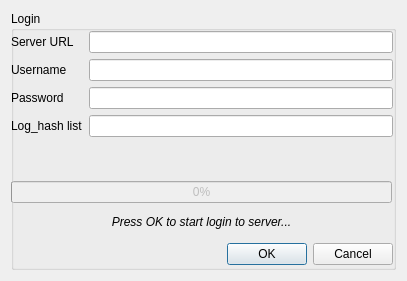
The window that Azenqos/login_dialog.ui (meritechsolutions/azenqos_qgis_plugin) describes before a commit, drawn with Qt 5.
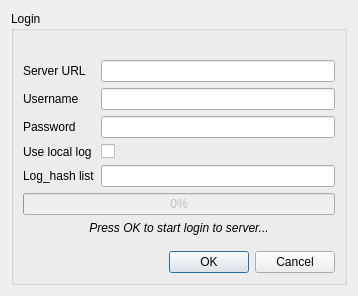
The same window after the commit.

Commit message: add local log login server

Diff of the .ui file:
```diff
--- a/Azenqos/login_dialog.ui
+++ b/Azenqos/login_dialog.ui
@@ -6,8 +6,8 @@
    <rect>
     <x>0</x>
     <y>0</y>
-    <width>407</width>
-    <height>281</height>
+    <width>358</width>
+    <height>239</height>
    </rect>
   </property>
   <property name="windowTitle">
@@ -19,15 +19,8 @@
      <property name="title">
       <string>Login</string>
      </property>
-     <widget class="QWidget" name="layoutWidget">
-      <property name="geometry">
-       <rect>
-        <x>0</x>
-        <y>0</y>
-        <width>382</width>
-        <height>180</height>
-       </rect>
-      </property>
+     <layout class="QVBoxLayout" name="verticalLayout_3">
+      <item>
       <layout class="QFormLayout" name="formLayout">
        <property name="verticalSpacing">
         <number>6</number>
@@ -65,43 +58,36 @@
        <item row="2" column="1">
         <widget class="QLineEdit" name="pass_le"/>
        </item>
-       <item row="3" column="0">
+        <item row="4" column="0">
         <widget class="QLabel" name="label_3">
          <property name="text">
           <string>Log_hash list</string>
          </property>
         </widget>
        </item>
-       <item row="3" column="1">
+        <item row="4" column="1">
         <widget class="QLineEdit" name="lhl_le"/>
        </item>
-      </layout>
-     </widget>
-     <widget class="QDialogButtonBox" name="buttonBox">
-      <property name="geometry">
-       <rect>
-        <x>0</x>
-        <y>230</y>
-        <width>382</width>
-        <height>27</height>
-       </rect>
-      </property>
-      <property name="orientation">
-       <enum>Qt::Horizontal</enum>
-      </property>
-      <property name="standardButtons">
-       <set>QDialogButtonBox::Cancel|QDialogButtonBox::Ok</set>
-      </property>
-     </widget>
-     <widget class="QWidget" name="verticalLayoutWidget">
-      <property name="geometry">
-       <rect>
-        <x>0</x>
-        <y>170</y>
-        <width>381</width>
-        <height>64</height>
-       </rect>
-      </property>
+        <item row="3" column="1">
+         <widget class="QCheckBox" name="local_log_cb">
+          <property name="text">
+           <string/>
+          </property>
+          <property name="checkable">
+           <bool>true</bool>
+          </property>
+         </widget>
+        </item>
+        <item row="3" column="0">
+         <widget class="QLabel" name="label_5">
+          <property name="text">
+           <string>Use local log</string>
+          </property>
+         </widget>
+        </item>
+       </layout>
+      </item>
+      <item>
       <layout class="QVBoxLayout" name="verticalLayout_2">
        <property name="bottomMargin">
         <number>10</number>
@@ -135,7 +121,18 @@
         </widget>
        </item>
       </layout>
-     </widget>
+      </item>
+      <item>
+       <widget class="QDialogButtonBox" name="buttonBox">
+        <property name="orientation">
+         <enum>Qt::Horizontal</enum>
+        </property>
+        <property name="standardButtons">
+         <set>QDialogButtonBox::Cancel|QDialogButtonBox::Ok</set>
+        </property>
+       </widget>
+      </item>
+     </layout>
     </widget>
    </item>
   </layout>
```
Lines whose indentation alone changed are shown as unchanged. The commit also changes 3 other files.
